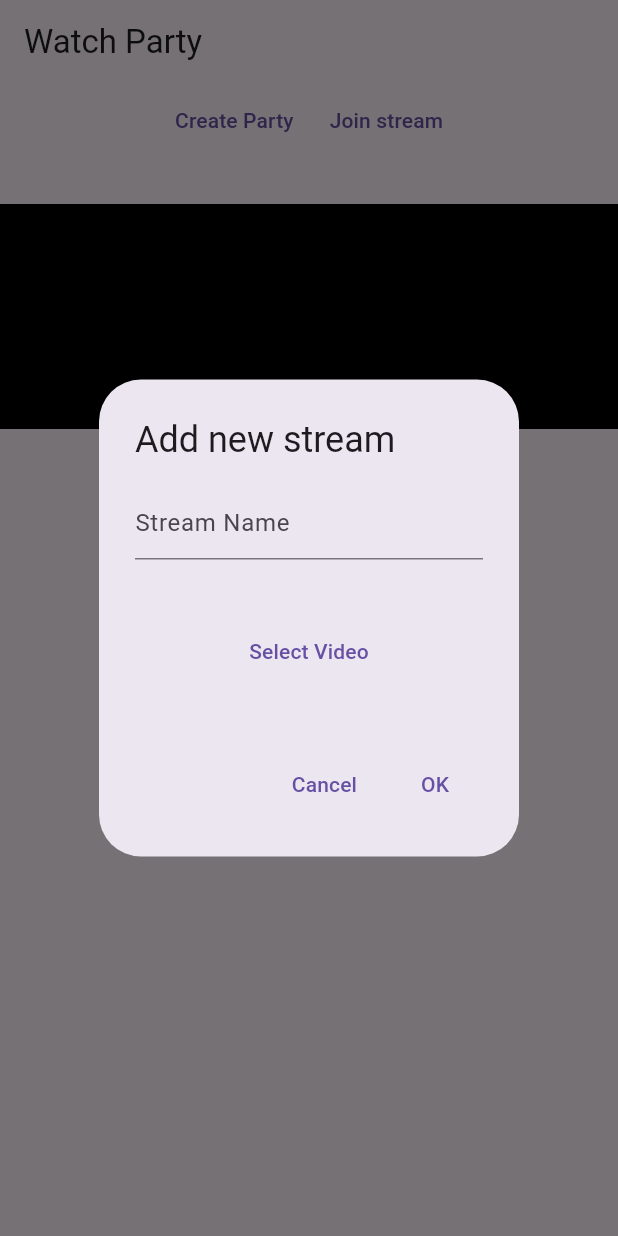
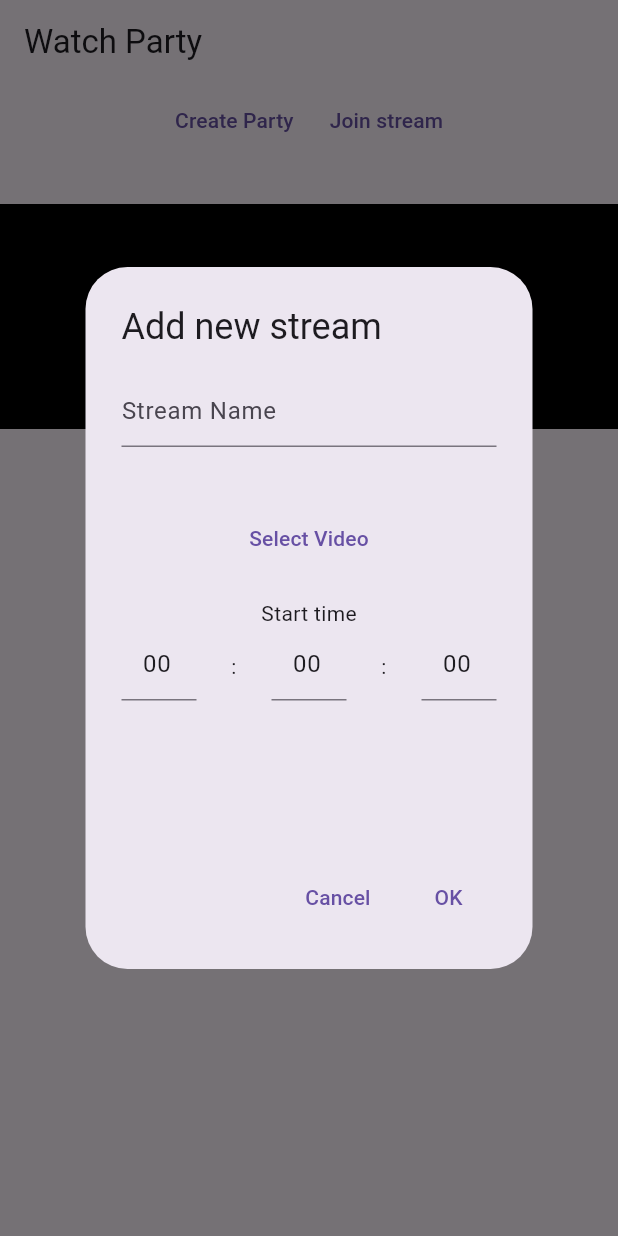
Before and after one commit to sxudan/lets-watch, a Flutter app: the screen it shows after launch, after a tap on "Create Party", on a phone screen of 412 x 824 dp. Run offline on Flutter 3.47's test engine with Material 3 defaults, Android fonts, the phone set to English and light mode, and no system bars; our stand-ins replace image_picker; missing offline and left inert: ffmpeg_kit_flutter_full, flutter_vlc_player.

Commit message:
fix: added start time offset

```diff
--- a/lib/dashboard.dart
+++ b/lib/dashboard.dart
@@ -10,9 +10,11 @@ import 'package:lets_watch/utils/Publisher.dart';
 enum VideoStreamMode { Publish, View }
 
 class VideoStream {
-  VideoStream({required this.name, required this.mode});
+  VideoStream(
+      {required this.name, required this.mode, required this.startOffset});
   final String name;
   final VideoStreamMode mode;
+  final String startOffset;
 }
 
 enum PublishingState {
@@ -50,6 +52,12 @@ class _DashboardScreenState extends State<DashboardScreen> {
   StreamingState get streamingState => _streamingState;
 
   ScrollController _scrollController = ScrollController();
+
+  double videoAspectRatio = 16 / 9;
+
+  bool isPlaying = false;
+
+  String startTimeOffset = '00:00:00';
 
   set setLog(String log) {
     logs.value += '\n' + log;
@@ -150,12 +158,18 @@ class _DashboardScreenState extends State<DashboardScreen> {
   void onInit() {
     if (!mounted) return;
     print('On Initialised');
+    videoAspectRatio = _videoPlayerController?.value.aspectRatio ?? 16 / 9;
     setState(() {});
   }
 
   void onListen() {
     if (!mounted) return;
     // print('On Listening');
+    var currentIsPlaying = _videoPlayerController?.value.isPlaying ?? false;
+    if (isPlaying != currentIsPlaying) {
+      isPlaying = currentIsPlaying;
+      setState(() {});
+    }
   }
 
   void onRenderEvent(VlcRendererEventType type, String s1, String s2) {
@@ -167,9 +181,40 @@ class _DashboardScreenState extends State<DashboardScreen> {
   Widget buildPlayer() {
     return Container(
       color: Colors.black,
-      child: VlcPlayer(
-        controller: _videoPlayerController!,
-        aspectRatio: 16 / 9,
+      child: Stack(
+        children: [
+          VlcPlayer(
+            controller: _videoPlayerController!,
+            aspectRatio: videoAspectRatio,
+          ),
+          Positioned(
+            bottom: 0,
+            left: 0,
+            right: 0,
+            child: Container(
+              height: 44,
+              child: Row(
+                children: [
+                  IconButton(
+                    onPressed: () {
+                      if (isPlaying) {
+                        _videoPlayerController?.pause();
+                      } else {
+                        _videoPlayerController?.play();
+                      }
+                      setState(() {});
+                    },
+                    icon:
+                        isPlaying ? Icon(Icons.pause) : Icon(Icons.play_arrow),
+                  ),
+                  SizedBox(
+                    width: 16,
+                  ),
+                ],
+              ),
+            ),
+          )
+        ],
       ),
     );
   }
@@ -207,6 +252,7 @@ class _DashboardScreenState extends State<DashboardScreen> {
                   if (videos[index].mode == VideoStreamMode.Publish) {
                     if (currentPlayingStream == null) {
                       currentPlayingStream = videos[index].name;
+                      startTimeOffset = videos[index].startOffset;
                       publishingState = PublishingState.RequestPublish;
                     } else {
                       currentPlayingStream = null;
@@ -230,11 +276,11 @@ class _DashboardScreenState extends State<DashboardScreen> {
             );
           },
         ),
-        SizedBox(
+        const SizedBox(
           height: 16,
         ),
         if (_videoPlayerController != null) buildPlayer(),
-        SizedBox(
+        const SizedBox(
           height: 16,
         ),
         buildLogboard()
@@ -277,8 +323,10 @@ class _DashboardScreenState extends State<DashboardScreen> {
                   videoList.updateList(
                     [
                       VideoStream(
-                          name: textFieldController.text,
-                          mode: VideoStreamMode.View)
+                        name: textFieldController.text,
+                        mode: VideoStreamMode.View,
+                        startOffset: '00:00:00',
+                      ),
                     ],
                   );
                   setLog = '${textFieldController.text} added';
@@ -295,6 +343,9 @@ class _DashboardScreenState extends State<DashboardScreen> {
 
   void onAddStream() async {
     var textFieldController = TextEditingController();
+    var hhFieldController = TextEditingController(text: '00');
+    var mmFieldController = TextEditingController(text: '00');
+    var ssFieldController = TextEditingController(text: '00');
     currentSelectedFile = null;
     await showDialog(
       context: context,
@@ -303,7 +354,7 @@ class _DashboardScreenState extends State<DashboardScreen> {
           return AlertDialog(
             title: Text('Add new stream'),
             content: Container(
-              height: 150,
+              height: 300,
               child: Column(
                 children: [
                   TextField(
@@ -332,6 +383,56 @@ class _DashboardScreenState extends State<DashboardScreen> {
                       });
                     },
                   ),
+                  SizedBox(
+                    height: 16,
+                  ),
+                  Text('Start time'),
+                  Row(
+                    mainAxisAlignment: MainAxisAlignment.center,
+                    children: [
+                      Container(
+                        width: 50,
+                        height: 50,
+                        child: TextField(
+                          controller: hhFieldController,
+                          textAlign: TextAlign.center,
+                          decoration: new InputDecoration(hintText: 'hh'),
+                        ),
+                      ),
+                      Container(
+                        width: 50,
+                        child: Text(
+                          ':',
+                          textAlign: TextAlign.center,
+                        ),
+                      ),
+                      Container(
+                        width: 50,
+                        height: 50,
+                        child: TextField(
+                          controller: mmFieldController,
+                          textAlign: TextAlign.center,
+                          decoration: new InputDecoration(hintText: 'mm'),
+                        ),
+                      ),
+                      Container(
+                        width: 50,
+                        child: Text(
+                          ':',
+                          textAlign: TextAlign.center,
+                        ),
+                      ),
+                      Container(
+                        width: 50,
+                        height: 50,
+                        child: TextField(
+                          controller: ssFieldController,
+                          textAlign: TextAlign.center,
+                          decoration: new InputDecoration(hintText: 'ss'),
+                        ),
+                      ),
+                    ],
+                  )
                 ],
               ),
             ),
@@ -348,7 +449,9 @@ class _DashboardScreenState extends State<DashboardScreen> {
                     [
                       VideoStream(
                           name: textFieldController.text,
-                          mode: VideoStreamMode.Publish)
+                          mode: VideoStreamMode.Publish,
+                          startOffset:
+                              '${hhFieldController.text}:${mmFieldController.text}:${ssFieldController.text}')
                     ],
                   );
                   setLog = '${textFieldController.text} added';
@@ -393,6 +496,7 @@ class _DashboardScreenState extends State<DashboardScreen> {
     Publisher.ingest(
         filePath: currentSelectedFile!,
         name: currentPlayingStream!,
+        offsetStartTime: startTimeOffset,
         onLog: (log) {
           setLog = '\n' + log;
         },
--- a/lib/utils/Publisher.dart
+++ b/lib/utils/Publisher.dart
@@ -5,15 +5,15 @@ import 'package:lets_watch/constants/environment.dart';
 import '../ffmpeg_library.dart';
 
 class Publisher {
-  static void ingest({
-    required String filePath,
-    required String name,
-    Function(String)? onLog,
-    Function(Statistics)? onStats,
-    Function(Object)? onError,
-  }) {
+  static void ingest(
+      {required String filePath,
+      required String name,
+      Function(String)? onLog,
+      Function(Statistics)? onStats,
+      Function(Object)? onError,
+      String? offsetStartTime}) {
     String cmd =
-        '-re  -i ${filePath} -c:a aac -c:v h264 -b:v 2M  -f flv ${Environment.baseUrl}/${name}';
+        '${offsetStartTime == null ? "" : "-ss $offsetStartTime"} -re  -i ${filePath} -c:a aac -c:v h264 -b:v 2M  -f flv ${Environment.baseUrl}/${name}';
     print(cmd);
     try {
       FFmpegKitConfig.setLogLevel(Level.avLogVerbose);
```
